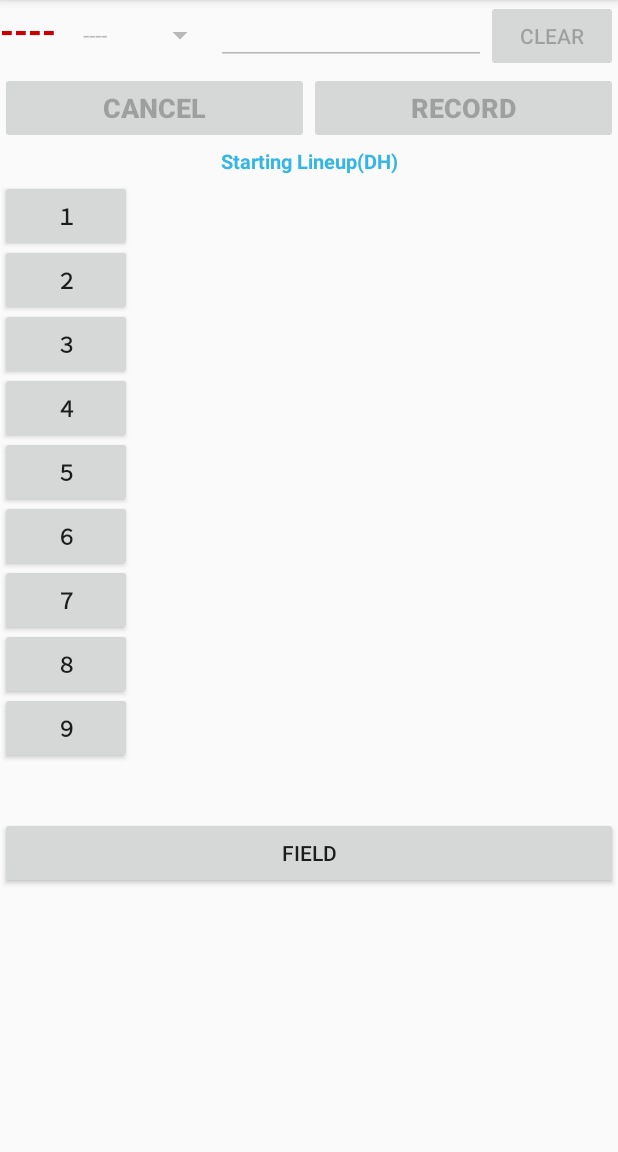
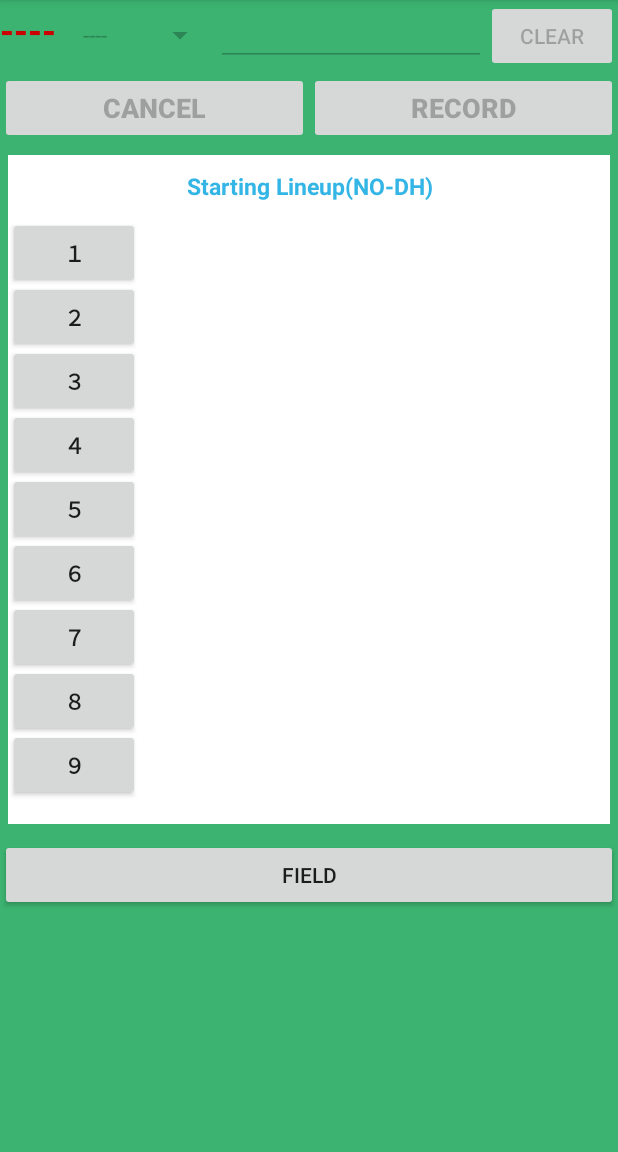
Before and after one commit to korosaka/baseball_lineup_EN, an Android app: the fragment LineupNormalFragment placed in its activity, on a phone screen of 412 x 824 dp, the part 84-1236 px from its top. Run offline under Robolectric (Android 15) with nearby library versions, the phone set to English and light mode, and no system bars; 2 statements that could not run were skipped.

Commit message:
レイアウト修正完了

```diff
--- a/BaseballStartingLineup/app/src/main/res/layout/activity_main.xml
+++ b/BaseballStartingLineup/app/src/main/res/layout/activity_main.xml
@@ -2,7 +2,9 @@
 <LinearLayout xmlns:android="http://schemas.android.com/apk/res/android"
     android:layout_width="match_parent"
     android:layout_height="match_parent"
-    android:orientation="vertical">
+    android:orientation="vertical"
+    android:background="#3CB371"
+    >
 
     <ScrollView
         android:id="@+id/scroll"
@@ -49,7 +51,7 @@
                         android:layout_weight="1.0"
                         android:maxLength="18"
                         android:textColor="@color/colorPrimaryDark"
-                        android:textSize="10sp" />
+                        android:textSize="14sp" />
 
                     <Button
                         android:id="@+id/clear"
@@ -63,6 +65,7 @@
                 <LinearLayout
                     android:layout_width="match_parent"
                     android:layout_height="wrap_content"
+                    android:layout_marginBottom="5dp"
                     android:orientation="horizontal">
 
                     <Button
@@ -98,7 +101,10 @@
             <FrameLayout
                 android:id="@+id/lineup_container"
                 android:layout_width="match_parent"
-                android:layout_height="wrap_content">
+                android:layout_height="wrap_content"
+                android:layout_marginLeft="5dp"
+                android:layout_marginRight="5dp"
+                android:background="#FFFFFF">
 
             </FrameLayout>
 
@@ -106,6 +112,7 @@
                 android:id="@+id/field"
                 android:layout_width="match_parent"
                 android:layout_height="wrap_content"
+                android:layout_marginTop="10dp"
                 android:text="@string/field"
                 android:onClick="onClickField"/>
 
--- a/BaseballStartingLineup/app/src/main/res/layout/fragment_lineup_dh.xml
+++ b/BaseballStartingLineup/app/src/main/res/layout/fragment_lineup_dh.xml
@@ -9,11 +9,12 @@
         android:id="@+id/title"
         android:layout_width="match_parent"
         android:layout_height="wrap_content"
-        android:layout_marginBottom="3dp"
+        android:layout_marginTop="10dp"
+        android:layout_marginBottom="10dp"
         android:gravity="center_horizontal"
         android:text="@string/title"
         android:textColor="@android:color/holo_blue_light"
-        android:textSize="13sp"
+        android:textSize="15sp"
         android:textStyle="bold"
         android:focusable="true"
         android:focusableInTouchMode="true">
@@ -358,7 +359,7 @@
         android:layout_height="wrap_content"
         android:orientation="horizontal"
         android:layout_marginTop="-5dp"
-        android:layout_marginBottom="35dp">
+        android:layout_marginBottom="15dp">
 
         <Button
             android:id="@+id/btnP"
--- a/BaseballStartingLineup/app/src/main/res/layout/fragment_lineup_normal.xml
+++ b/BaseballStartingLineup/app/src/main/res/layout/fragment_lineup_normal.xml
@@ -9,11 +9,12 @@
         android:id="@+id/title"
         android:layout_width="match_parent"
         android:layout_height="wrap_content"
-        android:layout_marginBottom="3dp"
+        android:layout_marginTop="10dp"
+        android:layout_marginBottom="10dp"
         android:gravity="center_horizontal"
-        android:text="@string/title"
+        android:text="@string/title_sub"
         android:textColor="@android:color/holo_blue_light"
-        android:textSize="13sp"
+        android:textSize="15sp"
         android:textStyle="bold"
         android:focusable="true"
         android:focusableInTouchMode="true">
@@ -324,7 +325,7 @@
         android:layout_height="wrap_content"
         android:orientation="horizontal"
         android:layout_marginTop="-5dp"
-        android:layout_marginBottom="35dp">
+        android:layout_marginBottom="15dp">
 
         <Button
             android:id="@+id/btn9_normal"
--- a/BaseballStartingLineup/app/src/main/res/values/strings.xml
+++ b/BaseballStartingLineup/app/src/main/res/values/strings.xml
@@ -15,6 +15,7 @@
     <string name="save">RECORD</string>
     <string name="clear">CLEAR</string>
     <string name="title">Starting Lineup(DH)</string>
+    <string name="title_sub">Starting Lineup(NO-DH)</string>
     <string-array name="positions_dh">
         <item>----</item>
         <item>(C)</item>
@@ -46,5 +47,5 @@
     <string name="back">Back</string>
     <string name="cancel">CANCEL</string>
     <string name="menu_of_dh">DH</string>
-    <string name="menu_of_not_dh">NOT DH</string>
+    <string name="menu_of_not_dh">NO-DH</string>
 </resources>
```
